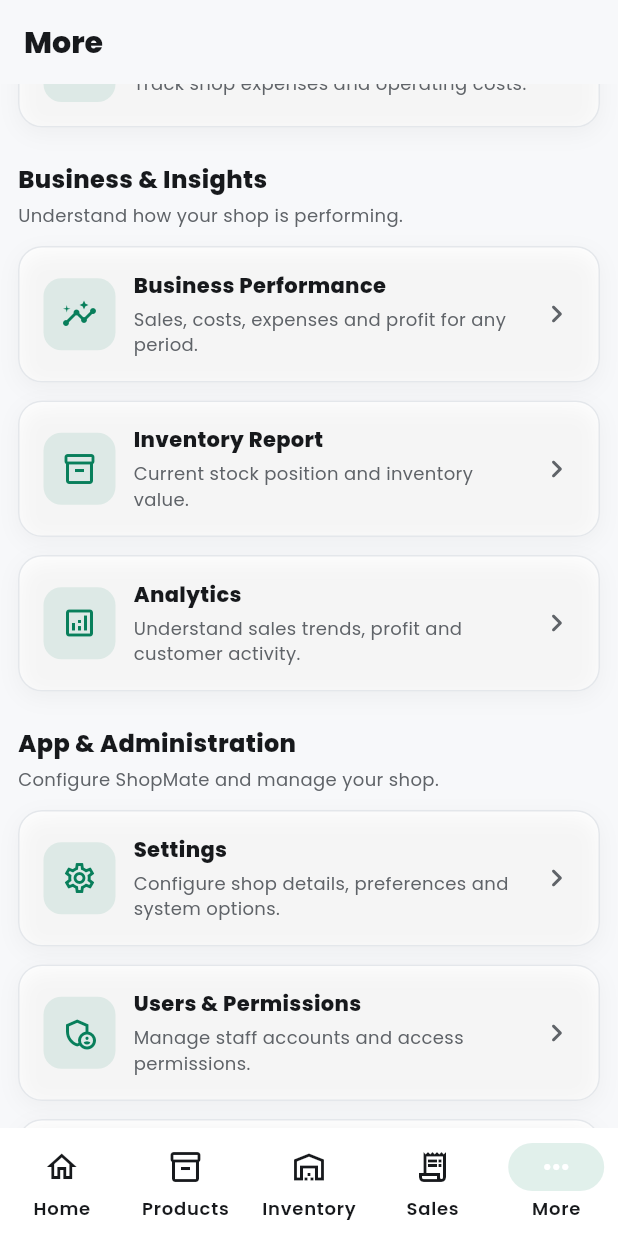
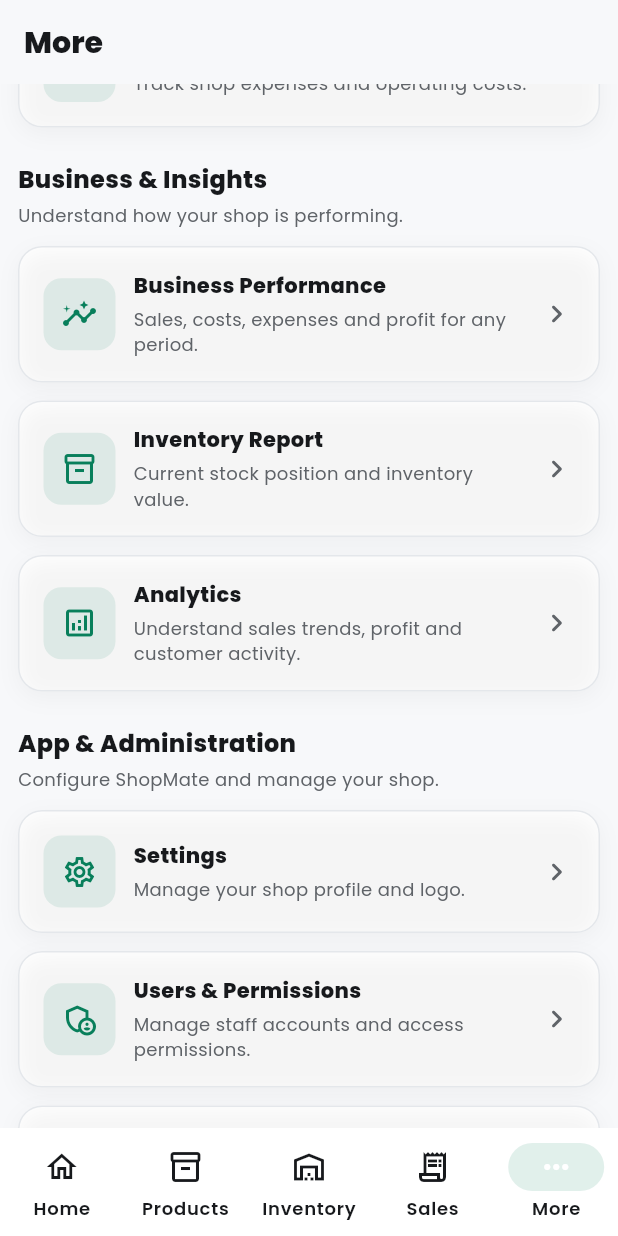
Before and after one commit to DanielEssel/shop_mate, a Flutter app: the MoreScreen screen opened by its route, scrolled down 576 dp, on a phone screen of 412 x 824 dp. Run offline on Flutter 3.47's test engine with Material 3 defaults, Android fonts, the phone set to English and light mode, and no system bars; our stand-ins replace flutter_riverpod, go_router, google_fonts, image_picker, pdf, printing and 1 more; accounts and stored records are empty.

Commit message:
fix(settings): prepare image permissions and copy

```diff
--- a/lib/features/more/presentation/screens/more_screen.dart
+++ b/lib/features/more/presentation/screens/more_screen.dart
@@ -150,8 +150,7 @@ class MoreScreen extends StatelessWidget {
                         items: [
                           _MoreItem(
                             title: 'Settings',
-                            subtitle:
-                                'Configure shop details, preferences and system options.',
+                            subtitle: 'Manage your shop profile and logo.',
                             icon: Icons.settings_outlined,
                             onTap: () {
                               context.push('/settings');
```
Also changed, not shown: 1 other file.
